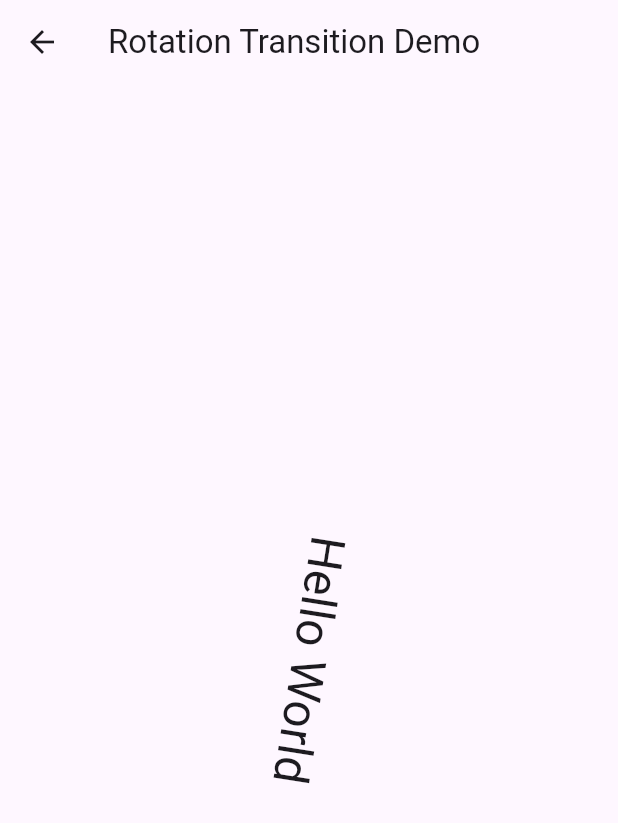
After one commit to NyeinChanAung203/Flutter_Animations, a Flutter app: the ExplicitAnimations screen opened directly, after a tap on "Animated Builder", on a phone screen of 412 x 824 dp. The commit adds this screen. Shown: the top 823 px of the screen. Run offline on Flutter 3.47's test engine with Material 3 defaults, Android fonts, the phone set to English and light mode, and no system bars.

Commit message:
Animated Builder with Transform and adding dispose methods

```diff
--- /dev/null
+++ b/lib/explicit_animation/animated_builder_demo.dart
@@ -0,0 +1,57 @@
+import 'dart:math';
+
+import 'package:flutter/material.dart';
+
+class AnimatedBuilderExpDemo extends StatefulWidget {
+  const AnimatedBuilderExpDemo({super.key});
+
+  @override
+  State<AnimatedBuilderExpDemo> createState() => _AnimatedBuilderExpDemoState();
+}
+
+class _AnimatedBuilderExpDemoState extends State<AnimatedBuilderExpDemo>
+    with SingleTickerProviderStateMixin {
+  late AnimationController _controller;
+  late Animation<double> _animation;
+
+  @override
+  void initState() {
+    super.initState();
+
+    /// play with rever true or false
+    /// adding ..repeat will start animation automatically
+    _controller =
+        AnimationController(vsync: this, duration: const Duration(seconds: 2))
+          ..repeat(reverse: false);
+
+    _animation = Tween<double>(begin: 0, end: 1).animate(_controller);
+  }
+
+  @override
+  void dispose() {
+    _controller.dispose();
+    super.dispose();
+  }
+
+  @override
+  Widget build(BuildContext context) {
+    return Scaffold(
+      appBar: AppBar(
+        title: const Text('Rotation Transition Demo'),
+      ),
+      body: Center(
+        child: AnimatedBuilder(
+          animation: _animation,
+          builder: (context, child) => Transform.rotate(
+
+              /// play with angle
+              angle: _animation.value * pi,
+              child: const Text(
+                'Hello World',
+                style: TextStyle(fontSize: 32),
+              )),
+        ),
+      ),
+    );
+  }
+}
--- a/lib/explicit_animation/explicit_animation.dart
+++ b/lib/explicit_animation/explicit_animation.dart
@@ -1,4 +1,5 @@
 import 'package:flutter/material.dart';
+import 'package:flutter_animations/explicit_animation/animated_builder_demo.dart';
 import 'package:flutter_animations/explicit_animation/positioned_transition_demo.dart';
 import 'package:flutter_animations/explicit_animation/rotation_transition_demo.dart';
 import 'package:flutter_animations/explicit_animation/size_transition_demo.dart';
@@ -37,6 +38,13 @@ class ExplicitAnimations extends StatelessWidget {
                     ));
                   },
                   child: const Text('Rotation Transition')),
+              ElevatedButton(
+                  onPressed: () {
+                    Navigator.of(context).push(MaterialPageRoute(
+                      builder: (context) => const AnimatedBuilderExpDemo(),
+                    ));
+                  },
+                  child: const Text('Animated Builder')),
             ],
           ),
         ),
--- a/lib/explicit_animation/positioned_transition_demo.dart
+++ b/lib/explicit_animation/positioned_transition_demo.dart
@@ -27,6 +27,12 @@ class _PositionedTransitionDemoState extends State<PositionedTransitionDemo>
             begin: const RelativeRect.fromLTRB(0, 0, 0, 0),
             end: const RelativeRect.fromLTRB(180, 180, 0, 0))
         .animate(_controller);
+  }
+
+  @override
+  void dispose() {
+    _controller.dispose();
+    super.dispose();
   }
 
   @override
--- a/lib/explicit_animation/rotation_transition_demo.dart
+++ b/lib/explicit_animation/rotation_transition_demo.dart
@@ -20,6 +20,12 @@ class _RotationTransitionDemoState extends State<RotationTransitionDemo>
 
     /// end is like count for rotation
     _animation = Tween<double>(begin: 0, end: 1).animate(_controller);
+  }
+
+  @override
+  void dispose() {
+    _controller.dispose();
+    super.dispose();
   }
 
   @override
--- a/lib/explicit_animation/size_transition_demo.dart
+++ b/lib/explicit_animation/size_transition_demo.dart
@@ -18,6 +18,12 @@ class _SizeTransitionDemoState extends State<SizeTransitionDemo>
     _controller = AnimationController(
         vsync: this, duration: const Duration(milliseconds: 400));
     _animation = Tween<double>(begin: 0, end: 1).animate(_controller);
+  }
+
+  @override
+  void dispose() {
+    _controller.dispose();
+    super.dispose();
   }
 
   @override
```
